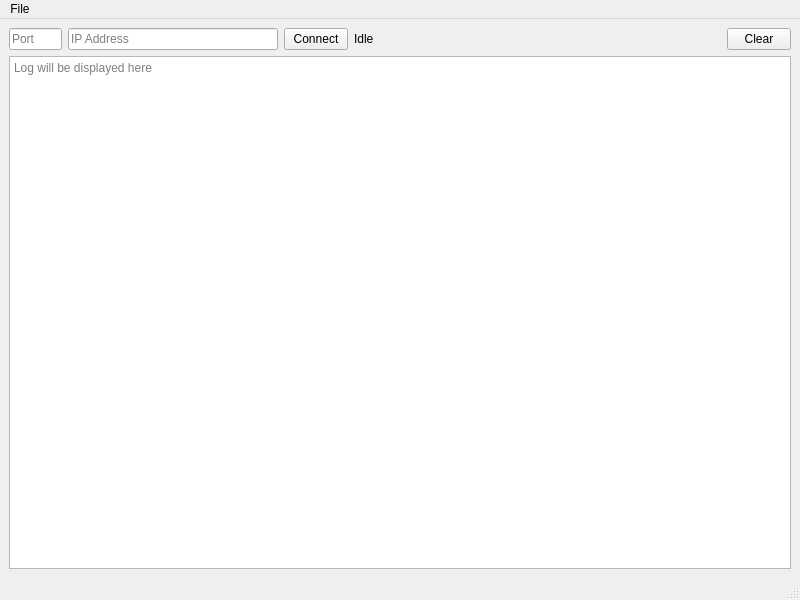
Old version of the form MainWindow.ui in the repository alviansm/LocalNetworkQtMessageHandlerCatcher.
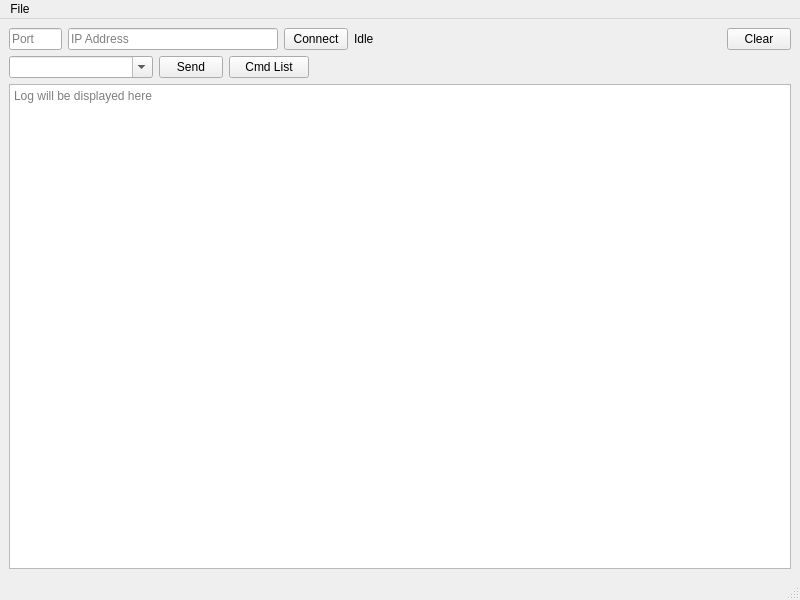
New version of the form.

Commit message: add command list dialog

```diff
--- a/MainWindow.ui
+++ b/MainWindow.ui
@@ -79,6 +79,53 @@
       </item>
      </layout>
     </item>
+    <item>
+     <layout class="QHBoxLayout" name="horizontalLayout_2">
+      <item>
+       <widget class="QComboBox" name="comboBox">
+        <property name="editable">
+         <bool>true</bool>
+        </property>
+        <property name="placeholderText">
+         <string>Send command here</string>
+        </property>
+       </widget>
+      </item>
+      <item>
+       <widget class="QPushButton" name="pushButtonSend">
+        <property name="maximumSize">
+         <size>
+          <width>64</width>
+          <height>16777215</height>
+         </size>
+        </property>
+        <property name="text">
+         <string>Send</string>
+        </property>
+       </widget>
+      </item>
+      <item>
+       <widget class="QPushButton" name="pushButton_CmdList">
+        <property name="text">
+         <string>Cmd List</string>
+        </property>
+       </widget>
+      </item>
+      <item>
+       <spacer name="horizontalSpacer_2">
+        <property name="orientation">
+         <enum>Qt::Orientation::Horizontal</enum>
+        </property>
+        <property name="sizeHint" stdset="0">
+         <size>
+          <width>40</width>
+          <height>20</height>
+         </size>
+        </property>
+       </spacer>
+      </item>
+     </layout>
+    </item>
     <item>
      <widget class="QTextEdit" name="textEdit">
       <property name="readOnly">
```
The commit also changes 5 other files.
